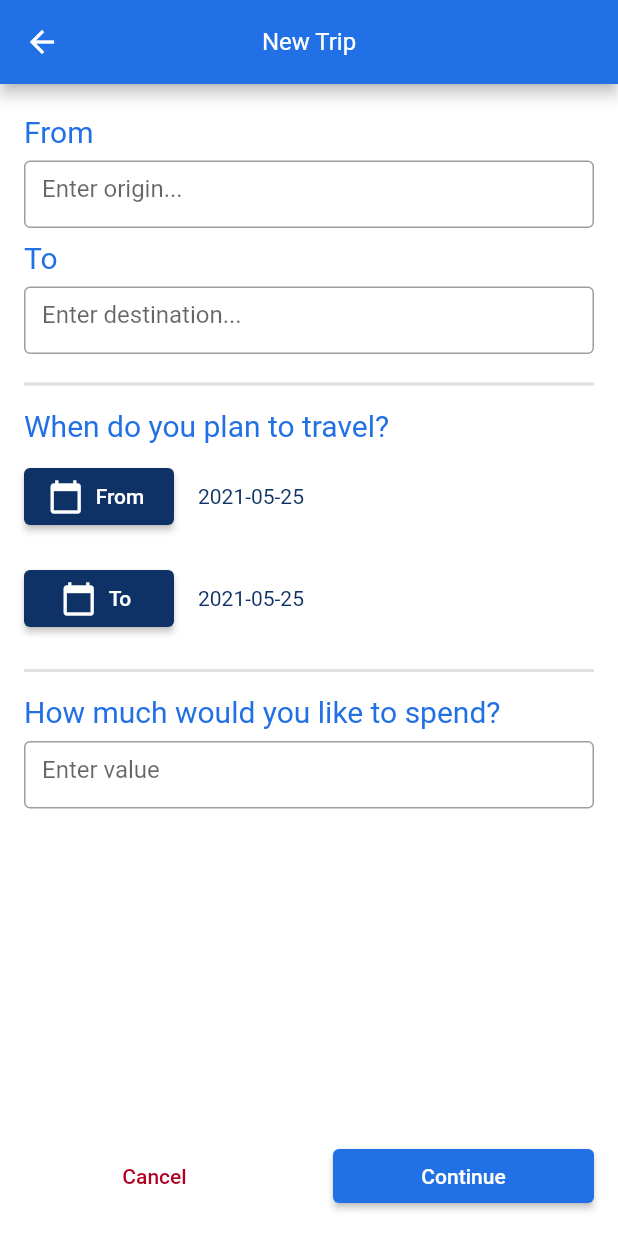
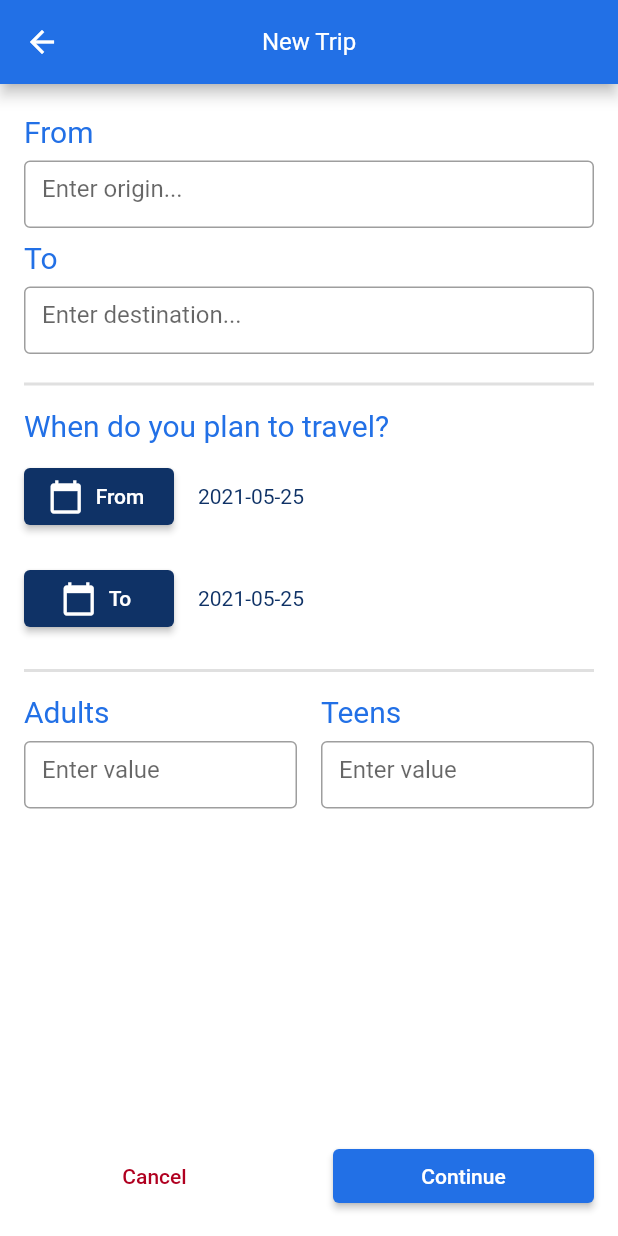
Before and after one commit to JCarri14/TripPlannerApp, a Flutter app: the TripFormPage screen opened by its route, on a phone screen of 412 x 824 dp. Run offline on Flutter 3.47's test engine with Material 2 defaults, Android fonts, the phone set to English and light mode, and no system bars; our stand-ins replace carousel_slider, flutter_dotenv, flutter_map, flutter_secure_storage, geolocator, latlong and 1 more; accounts and stored records are empty; Roboto replaces fonts that are missing (ProductSans).

Commit message:
Update trip_form_page.dart

```diff
--- a/lib/src/ui/pages/trip/trip_form_page.dart
+++ b/lib/src/ui/pages/trip/trip_form_page.dart
@@ -99,7 +99,7 @@ class _TripForPageState extends State<TripFormPage> {
                             child: CustomFormField(
                               title: 'From',
                               hintText: 'Enter origin...',
-                              inputValue: tripData.originCity.toString(),
+                              initialValue: tripData.originCity.toString(),
                               onTapHandler: () {
                                 Navigator.of(context).pushNamed(locationSearchRoute, arguments: true);
                               }
@@ -109,7 +109,7 @@ class _TripForPageState extends State<TripFormPage> {
                             margin: EdgeInsets.symmetric(vertical: 4),
                             child: CustomFormField(
                               title: 'To',
-                              inputValue: tripData.destinationCity.toString(),
+                              initialValue: tripData.destinationCity.toString(),
                               hintText: 'Enter destination...',
                               onTapHandler: () {
                                 Navigator.of(context).pushNamed(locationSearchRoute, arguments: false);
@@ -209,12 +209,35 @@ class _TripForPageState extends State<TripFormPage> {
                               thickness: 2,
                             ),
                           ),
-                          CustomFormField(
-                            title: 'How much would you like to spend?',
-                            //inputValue: tripData.budget.toString(),
-                            onChanged: (value) => tripData.saveBudget(int.parse(value)),
-                            inputType: TextInputType.number,
+                          Container(
+                            width: double.infinity,
+                            height: 100,
+                            child: Row(
+                              children: [
+                                Expanded(
+                                  child: CustomFormField(
+                                    title: 'Adults',
+                                    onChanged: (value) => tripData.saveNumAdults(int.parse(value)),
+                                    inputType: TextInputType.number,
+                                    numericType: true,
+                                  ),
+                                ),
+                                SizedBox(width: 16),
+                                Expanded(
+                                  child: CustomFormField(
+                                    title: 'Teens',
+                                    onChanged: (value)  {
+                                      print("Inside Teens value");
+                                      tripData.saveNumTeens(int.parse(value));
+                                    },
+                                    inputType: TextInputType.number,
+                                    numericType: true,
+                                  ),
+                                )
+                              ],
+                            ),
                           ),
+
                         ],
                       ),
                     ),
```
